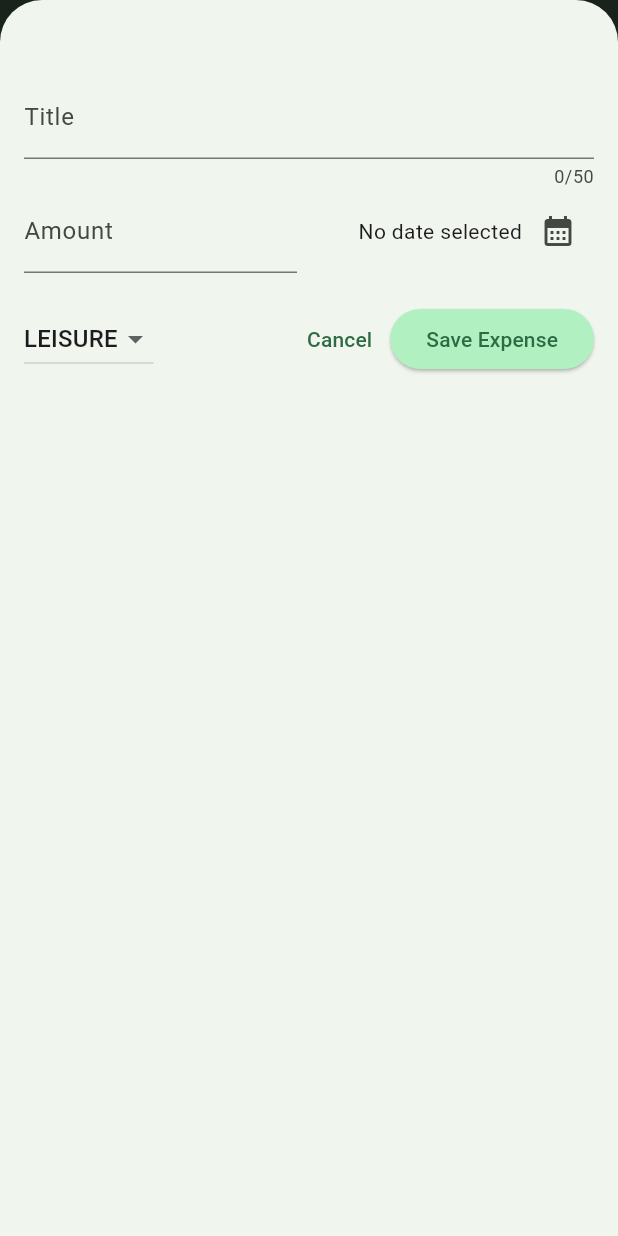
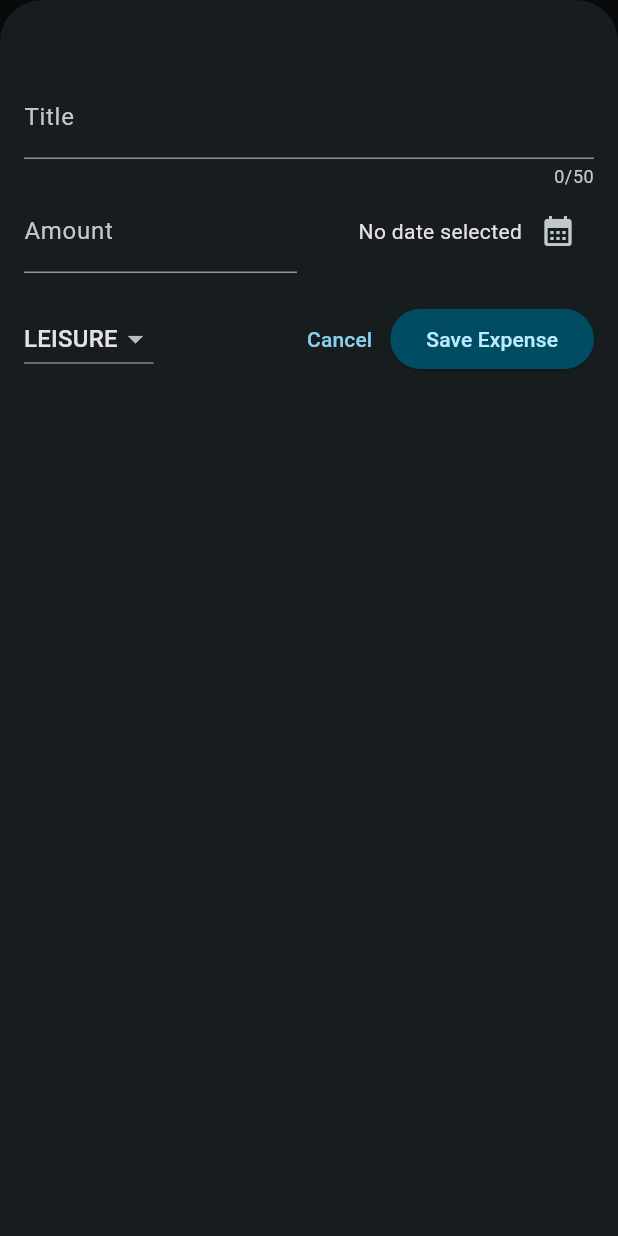
Before and after one commit to LeonaVerbovci/expense_tracker_app, a Flutter app: the screen it shows after launch, after a tap on the "add" icon, on a phone screen of 412 x 824 dp. Run offline on Flutter 3.47's test engine with Material 3 defaults, Android fonts, the phone set to English and light mode, and no system bars.

Commit message:
Added chart section

```diff
--- a/lib/main.dart
+++ b/lib/main.dart
@@ -3,13 +3,32 @@ import 'package:flutter/material.dart';
 
 var kColorScheme = ColorScheme.fromSeed(
   seedColor: const Color.fromRGBO(106, 132, 111, 0),
-  //106, 132, 111
+);
+var kDarkColorScheme = ColorScheme.fromSeed(
+  brightness: Brightness.dark,
+  seedColor: const Color.fromARGB(255, 5, 99, 125),
 );
 
 void main() {
   runApp(MaterialApp(
+    debugShowCheckedModeBanner: false,
+    darkTheme: ThemeData.dark().copyWith(
+      colorScheme: kDarkColorScheme,
+      cardTheme: const CardTheme().copyWith(
+        color: kDarkColorScheme.secondaryContainer,
+        margin: const EdgeInsets.symmetric(
+          horizontal: 20,
+          vertical: 10,
+        ),
+      ),
+      elevatedButtonTheme: ElevatedButtonThemeData(
+        style: ElevatedButton.styleFrom(
+          backgroundColor: kDarkColorScheme.primaryContainer,
+          foregroundColor: kDarkColorScheme.onPrimaryContainer,
+        ),
+      ),
+    ),
     theme: ThemeData().copyWith(
-        useMaterial3: true,
         colorScheme: kColorScheme,
         appBarTheme: const AppBarTheme().copyWith(
           backgroundColor: kColorScheme.onSecondaryContainer,
@@ -28,11 +47,12 @@ void main() {
           ),
         ),
         textTheme: ThemeData().textTheme.copyWith(
-                titleLarge: TextStyle(
-              fontWeight: FontWeight.normal,
-              color: kColorScheme.primaryContainer,
-              fontSize: 20,
+                titleLarge: const TextStyle(
+              fontWeight: FontWeight.bold,
+              color: Colors.black,
+              fontSize: 18,
             ))),
+    themeMode: ThemeMode.dark,
     home: const Expenses(),
   ));
 }
--- /dev/null
+++ b/lib/model/expense.dart
@@ -0,0 +1,57 @@
+import 'package:flutter/material.dart';
+import 'package:intl/intl.dart';
+import 'package:uuid/uuid.dart';
+
+final formatter = DateFormat.yMd();
+
+const uuid = Uuid();
+
+enum Category { food, travel, leisure, work }
+
+const categoryIcons = {
+  Category.food: Icons.lunch_dining,
+  Category.travel: Icons.flight_takeoff,
+  Category.leisure: Icons.movie,
+  Category.work: Icons.work,
+};
+
+class Expense {
+  Expense({
+    required this.title,
+    required this.amount,
+    required this.date,
+    required this.category,
+  }) : id = uuid.v4();
+
+  final String id;
+  final String title;
+  final double amount;
+  final DateTime date;
+  final Category category;
+
+  String get formatedDate {
+    return formatter.format(date);
+  }
+}
+
+class ExpenseBucket {
+  const ExpenseBucket({required this.category, required this.expenses});
+
+  ExpenseBucket.forCategory(List<Expense> allExpenses, this.category)
+      : expenses = allExpenses
+            .where((expense) => expense.category == category)
+            .toList();
+
+  final Category category;
+  final List<Expense> expenses;
+
+  double get totalExpenses {
+    double sum = 0;
+
+    for (final expense in expenses) {
+      sum += expense.amount;
+    }
+
+    return sum;
+  }
+}
--- a/lib/model/expense_model.dart
+++ /dev/null
@@ -1,35 +0,0 @@
-import 'package:flutter/material.dart';
-import 'package:intl/intl.dart';
-import 'package:uuid/uuid.dart';
-
-final formatter = DateFormat.yMd();
-
-const uuid = Uuid();
-
-enum Category { food, travel, leisure, work }
-
-const categoryIcons = {
-  Category.food: Icons.lunch_dining,
-  Category.travel: Icons.flight_takeoff,
-  Category.leisure: Icons.movie,
-  Category.work: Icons.work,
-};
-
-class Expense {
-  Expense({
-    required this.title,
-    required this.amount,
-    required this.date,
-    required this.category,
-  }) : id = uuid.v4();
-
-  final String id;
-  final String title;
-  final double amount;
-  final DateTime date;
-  final Category category;
-
-  String get formatedDate {
-    return formatter.format(date);
-  }
-}
--- /dev/null
+++ b/lib/widgets/chart/chart.dart
@@ -0,0 +1,89 @@
+import 'package:expense_tracker_app/model/expense.dart';
+import 'package:expense_tracker_app/widgets/chart/chart_bar.dart';
+import 'package:flutter/material.dart';
+
+class Chart extends StatelessWidget {
+  const Chart({super.key, required this.expenses});
+
+  final List<Expense> expenses;
+
+  List<ExpenseBucket> get buckets {
+    return [
+      ExpenseBucket.forCategory(expenses, Category.food),
+      ExpenseBucket.forCategory(expenses, Category.leisure),
+      ExpenseBucket.forCategory(expenses, Category.travel),
+      ExpenseBucket.forCategory(expenses, Category.work)
+    ];
+  }
+
+  double get maxTotalExpense {
+    double maxTotalExpense = 0;
+
+    for (final bucket in buckets) {
+      if (bucket.totalExpenses > maxTotalExpense) {
+        maxTotalExpense = bucket.totalExpenses;
+      }
+    }
+    return maxTotalExpense;
+  }
+
+  @override
+  Widget build(BuildContext context) {
+    final isDarkMode =
+        MediaQuery.of(context).platformBrightness == Brightness.dark;
+    return Container(
+      margin: const EdgeInsets.all(16),
+      padding: const EdgeInsets.symmetric(
+        vertical: 16,
+        horizontal: 8,
+      ),
+      width: double.infinity,
+      height: 180,
+      decoration: BoxDecoration(
+        borderRadius: BorderRadius.circular(8),
+        gradient: LinearGradient(
+          colors: [
+            Theme.of(context).colorScheme.primary.withOpacity(0.3),
+            Theme.of(context).colorScheme.primary.withOpacity(0.0),
+          ],
+          begin: Alignment.bottomCenter,
+          end: Alignment.topCenter,
+        ),
+      ),
+      child: Column(
+        children: [
+          Expanded(
+            child: Row(
+              crossAxisAlignment: CrossAxisAlignment.end,
+              children: [
+                for (final bucket in buckets)
+                  ChartBar(
+                    fill: bucket.totalExpenses / maxTotalExpense,
+                  )
+              ],
+            ),
+          ),
+          const SizedBox(height: 12),
+          Row(
+              children: buckets
+                  .map(
+                    (bucket) => Expanded(
+                        child: Padding(
+                      padding: const EdgeInsets.symmetric(horizontal: 4),
+                      child: Icon(
+                        categoryIcons[bucket.category],
+                        color: isDarkMode
+                            ? Theme.of(context).colorScheme.secondary
+                            : Theme.of(context)
+                                .colorScheme
+                                .primary
+                                .withOpacity(0.7),
+                      ),
+                    )),
+                  )
+                  .toList())
+        ],
+      ),
+    );
+  }
+}
--- /dev/null
+++ b/lib/widgets/chart/chart_bar.dart
@@ -0,0 +1,32 @@
+import 'package:flutter/material.dart';
+
+class ChartBar extends StatelessWidget {
+  const ChartBar({super.key, required this.fill});
+
+  final double fill;
+
+  @override
+  Widget build(BuildContext context) {
+    final isDarkMode =
+        MediaQuery.of(context).platformBrightness == Brightness.dark;
+    return Expanded(
+      child: Padding(
+        padding: const EdgeInsets.symmetric(horizontal: 4),
+        child: FractionallySizedBox(
+          heightFactor: fill,
+          child: DecoratedBox(
+              decoration: BoxDecoration(
+                  shape: BoxShape.rectangle,
+                  borderRadius:
+                      const BorderRadius.vertical(top: Radius.circular(8)),
+                  color: isDarkMode
+                      ? Theme.of(context).colorScheme.secondary
+                      : Theme.of(context)
+                          .colorScheme
+                          .primary
+                          .withOpacity(0.65))),
+        ),
+      ),
+    );
+  }
+}
--- a/lib/widgets/expenses.dart
+++ b/lib/widgets/expenses.dart
@@ -1,7 +1,8 @@
 import 'package:expense_tracker_app/widgets/expenses_list/expenses_list.dart';
-import 'package:expense_tracker_app/model/expense_model.dart';
+import 'package:expense_tracker_app/model/expense.dart';
 import 'package:expense_tracker_app/widgets/new_expense.dart';
 import 'package:flutter/material.dart';
+import 'package:expense_tracker_app/widgets/chart/chart.dart';
 
 class Expenses extends StatefulWidget {
   const Expenses({super.key});
@@ -88,7 +89,7 @@ class _ExpensesState extends State<Expenses> {
       ),
       body: Column(
         children: [
-          const Text('The Chart'),
+          Chart(expenses: _registeredExpenses),
           Expanded(child: mainContent),
         ],
       ),
--- a/lib/widgets/expenses_list/expense_item.dart
+++ b/lib/widgets/expenses_list/expense_item.dart
@@ -1,4 +1,4 @@
-import 'package:expense_tracker_app/model/expense_model.dart';
+import 'package:expense_tracker_app/model/expense.dart';
 import 'package:flutter/material.dart';
 
 class ExpenseItem extends StatelessWidget {
@@ -15,8 +15,9 @@ class ExpenseItem extends StatelessWidget {
           vertical: 16,
         ),
         child: Column(
+          crossAxisAlignment: CrossAxisAlignment.start,
           children: [
-            Text(expense.title),
+            Text(expense.title, style: Theme.of(context).textTheme.titleLarge),
             const SizedBox(height: 5),
             Row(
               children: [
--- a/lib/widgets/expenses_list/expenses_list.dart
+++ b/lib/widgets/expenses_list/expenses_list.dart
@@ -1,6 +1,6 @@
-import 'package:expense_tracker_app/model/expense_model.dart';
+import 'package:expense_tracker_app/model/expense.dart';
 import 'package:expense_tracker_app/widgets/expenses_list/expense_item.dart';
-import 'package:flutter/widgets.dart';
+import 'package:flutter/material.dart';
 
 class ExpensesList extends StatelessWidget {
   const ExpensesList({
@@ -17,6 +17,12 @@ class ExpensesList extends StatelessWidget {
     return ListView.builder(
       itemCount: expenses.length,
       itemBuilder: (BuildContext context, int index) => Dismissible(
+        background: Container(
+          color: Theme.of(context).colorScheme.error,
+          margin: EdgeInsets.symmetric(
+            horizontal: Theme.of(context).cardTheme.margin!.horizontal,
+          ),
+        ),
         key: ValueKey(expenses[index]),
         onDismissed: (direction) {
           onRemoveExpense(expenses[index]);
--- a/lib/widgets/new_expense.dart
+++ b/lib/widgets/new_expense.dart
@@ -1,4 +1,4 @@
-import 'package:expense_tracker_app/model/expense_model.dart';
+import 'package:expense_tracker_app/model/expense.dart';
 import 'package:flutter/material.dart';
 
 class NewExpense extends StatefulWidget {
```
Also changed, not shown: pubspec.lock, 57 other files.
